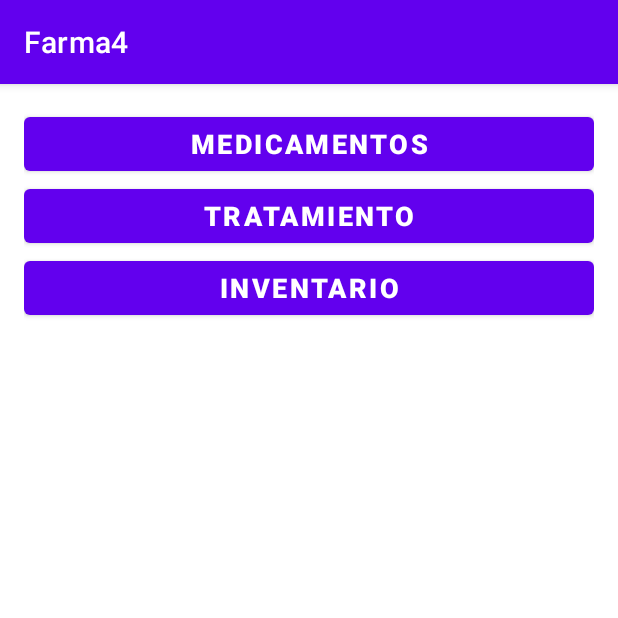
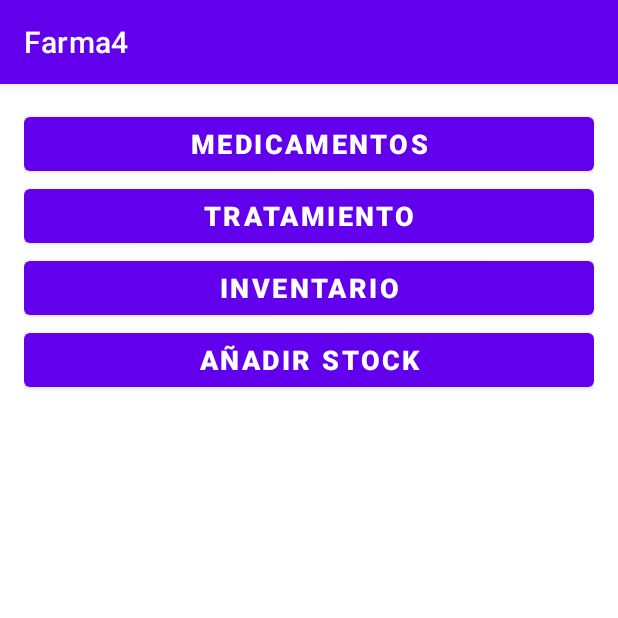
Before and after one commit to jrodriguezballester/InicioRoom, an Android app: the screen it shows after launch (InicialActivity), on a phone screen of 412 x 824 dp, the top half of it. Run offline under Robolectric (Android 15) with nearby library versions, the phone set to English and light mode, and no system bars; our stand-ins replace data binding.

Commit message:
FinalizadoFirstActivity

```diff
--- a/app/src/main/java/com/example/farma4/ui/InicialViewModel.kt
+++ b/app/src/main/java/com/example/farma4/ui/InicialViewModel.kt
@@ -9,6 +9,9 @@ class InicialViewModel() : ViewModel() {
     var buttonToActivity1 = "Medicamentos"
     var buttonToActivity2 = "Tratamiento"
     var buttonToActivity3 = "Inventario"
+    var buttonToActivity4 = "Añadir Stock"
+
+
     init {
         Log.i("InicialActivity", "viewmodel")
         cambioActivity.value = 0
@@ -20,7 +23,6 @@ class InicialViewModel() : ViewModel() {
         Log.i("InicialActivity toAddMedicina()", "valor::${cambioActivity.value.toString()}")
         cambioActivity.value = 1
         Log.i("InicialActivity toAddMedicina()", "valor::${cambioActivity.value.toString()}")
-
     }
 
     fun toTratamiento() {
@@ -34,6 +36,11 @@ class InicialViewModel() : ViewModel() {
         Log.i("InicialActivity toAddMedicina()", "valor::${cambioActivity.value.toString()}")
         cambioActivity.value = 3
         Log.i("InicialActivity toAddMedicina()", "valor::${cambioActivity.value.toString()}")
-
+    }
+    fun toAddStock() {
+        Log.i("InicialActivity", "pulsado toAddStock()")
+        Log.i("InicialActivity toAddMedicina()", "valor::${cambioActivity.value.toString()}")
+        cambioActivity.value = 4
+        Log.i("InicialActivity toAddMedicina()", "valor::${cambioActivity.value.toString()}")
     }
 }
--- a/app/src/main/res/layout/activity_inicial.xml
+++ b/app/src/main/res/layout/activity_inicial.xml
@@ -15,11 +15,10 @@
     <LinearLayout
         android:layout_width="match_parent"
         android:layout_height="wrap_content"
-        android:orientation="vertical"
-        android:layout_margin="16sp">
+        android:layout_margin="16sp"
+        android:orientation="vertical">
 
         <Button
-            android:id="@+id/buttonToActivity1"
             android:layout_width="match_parent"
             android:layout_height="wrap_content"
             android:layout_weight="1"
@@ -29,7 +28,7 @@
             android:textStyle="bold" />
 
         <Button
-            android:id="@+id/buttonToActivity2"
+
             android:layout_width="match_parent"
             android:layout_height="wrap_content"
             android:layout_weight="1"
@@ -37,8 +36,8 @@
             android:text="@={myViewModel.buttonToActivity2}"
             android:textSize="18sp"
             android:textStyle="bold" />
+
         <Button
-            android:id="@+id/buttonToActivity3"
             android:layout_width="match_parent"
             android:layout_height="wrap_content"
             android:layout_weight="1"
@@ -46,6 +45,17 @@
             android:text="@={myViewModel.buttonToActivity3}"
             android:textSize="18sp"
             android:textStyle="bold" />
+
+        <Button
+            android:layout_width="match_parent"
+            android:layout_height="wrap_content"
+            android:layout_weight="1"
+            android:onClick="@{()->myViewModel.toAddStock()}"
+            android:text="@={myViewModel.buttonToActivity4}"
+            android:textSize="18sp"
+            android:textStyle="bold" />
+
+
     </LinearLayout>
 
 
```
